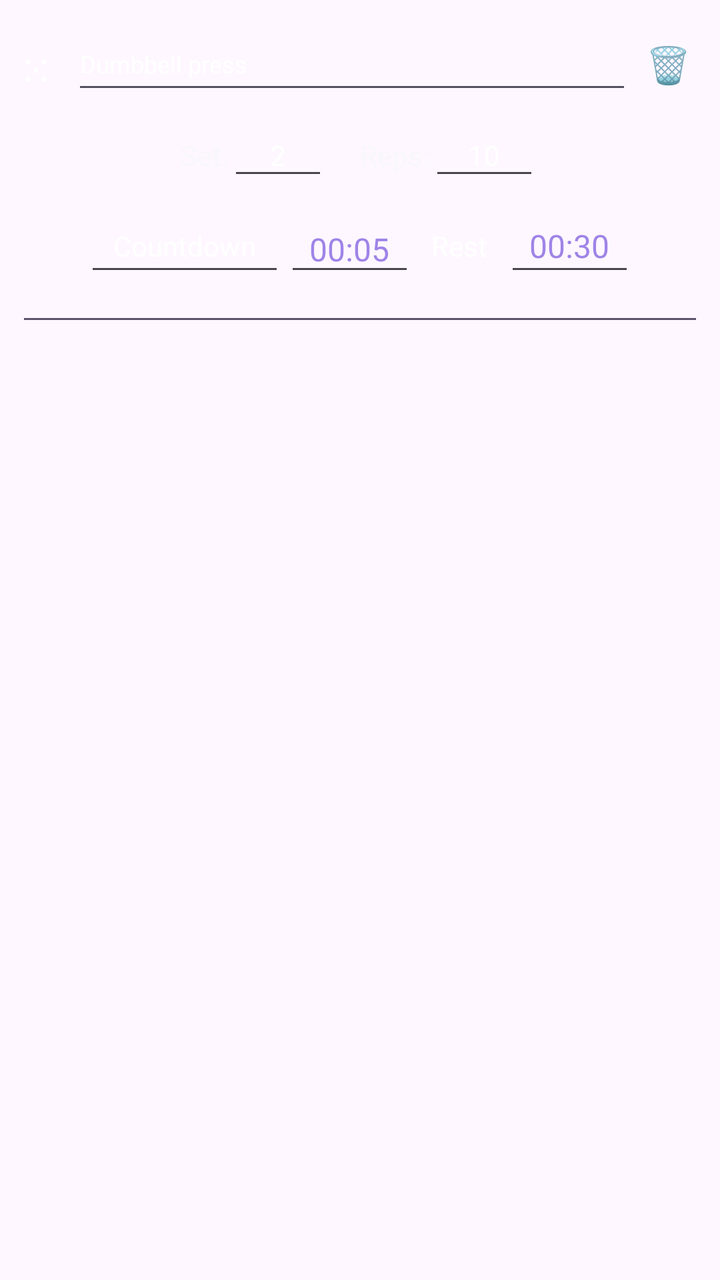
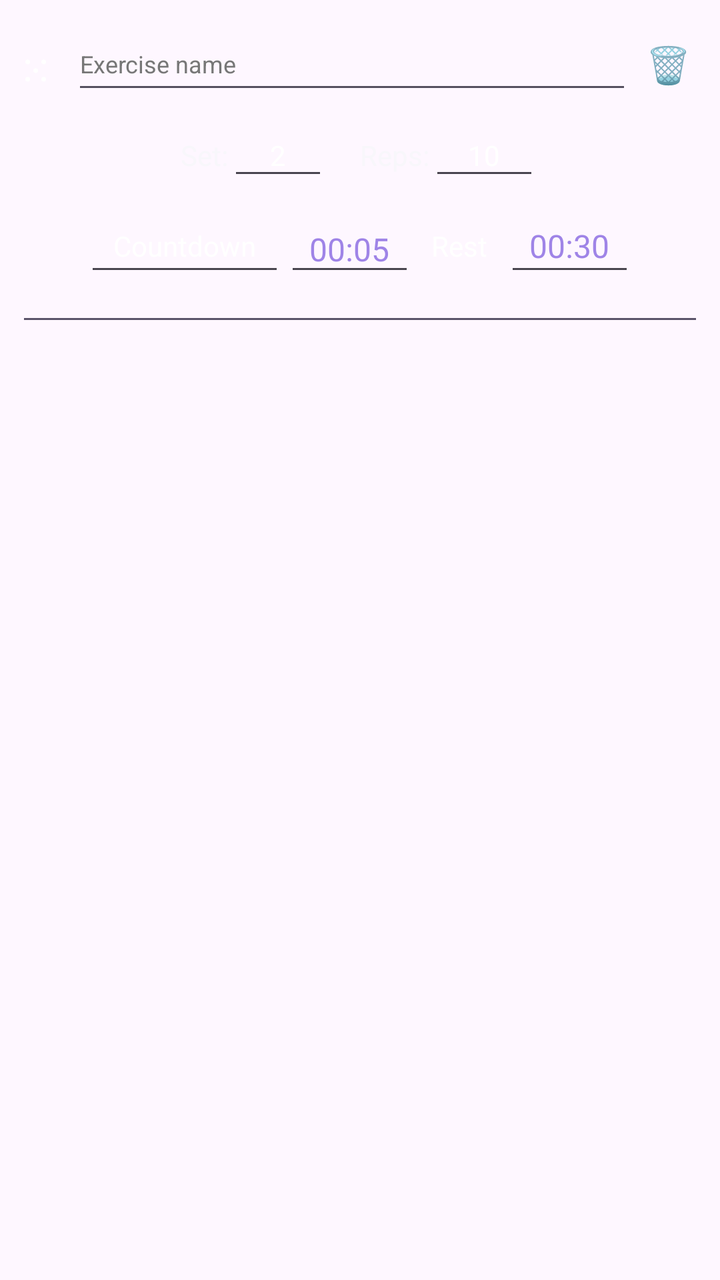

The first picture is an Android layout as it rendered before a commit; the second is the same layout after the commit. The layout source and the unified diff follow.
<!-- AndroidManifest.xml: application theme Theme.DayFlow -->
<!-- res/layout/exercise_item.xml -->
<?xml version="1.0" encoding="utf-8"?>
<androidx.constraintlayout.widget.ConstraintLayout
    xmlns:android="http://schemas.android.com/apk/res/android"
    android:layout_width="match_parent"
    android:layout_height="wrap_content">

    <LinearLayout
        android:layout_width="match_parent"
        android:layout_height="wrap_content"
        android:orientation="vertical"
        android:padding="12dp">

        
        
        <LinearLayout
            android:layout_width="match_parent"
            android:layout_height="wrap_content"
            android:gravity="center_vertical"
            android:orientation="horizontal">

            
            <TextView
                android:id="@+id/dragExercise"
                android:layout_width="24dp"
                android:layout_height="wrap_content"
                android:text="⁙"
                android:textColor="#FFFFFF"
                android:textSize="22sp" />

            
            <EditText
                android:id="@+id/exerciseName"
                android:layout_width="0dp"
                android:layout_height="40dp"
                android:layout_weight="1"
                android:backgroundTint="#55505F"
                android:hint="Exercise name"
                android:inputType="textCapSentences"
                android:padding="4dp"
                android:singleLine="true"
                android:text="Dumbbell press"
                android:textColor="#FFFFFF"
                android:textColorHint="#777777"
                android:textSize="12sp" />

            
            <TextView
                android:id="@+id/deleteTask"
                android:layout_width="28dp"
                android:layout_height="wrap_content"
                android:layout_marginStart="4dp"
                android:gravity="center"
                android:text="🗑"
                android:textSize="18sp" />

        </LinearLayout>

        
        <LinearLayout
            android:layout_width="match_parent"
            android:layout_height="wrap_content"
            android:layout_marginTop="8dp"
            android:gravity="center"
            android:orientation="horizontal">

            <TextView
                android:id="@+id/setLabel"
                android:layout_width="wrap_content"
                android:layout_height="35dp"
                android:gravity="center"
                android:text="Set:"
                android:textColor="#F8F7FB"
                android:textSize="14sp" />

            <AutoCompleteTextView
                android:id="@+id/setInput"
                android:layout_width="50dp"
                android:layout_height="35dp"
                android:gravity="center"
                android:inputType="number"
                android:padding="0dp"
                android:text="2"
                android:textColor="#FFFFFF"
                android:textSize="14sp" />

            <TextView
                android:id="@+id/repsLabel"
                android:layout_width="wrap_content"
                android:layout_height="35dp"
                android:layout_marginStart="16dp"
                android:gravity="center"
                android:text="Reps:"
                android:textColor="#F8F7FB"
                android:textSize="14sp" />

            <AutoCompleteTextView
                android:id="@+id/repsInput"
                android:layout_width="55dp"
                android:layout_height="35dp"
                android:gravity="center"
                android:inputType="text"
                android:padding="0dp"
                android:text="10"
                android:textColor="#FFFFFF"
                android:textSize="14sp" />

        </LinearLayout>

        
        
        <LinearLayout
            android:layout_width="match_parent"
            android:layout_height="wrap_content"
            android:layout_marginTop="8dp"
            android:gravity="center"
            android:orientation="horizontal">

            <AutoCompleteTextView
                android:id="@+id/timerType"
                android:layout_width="100dp"
                android:layout_height="40dp"
                android:gravity="center"
                android:inputType="none"
                android:padding="0dp"
                android:text="Countdown"
                android:textColor="#FFFFFF"
                android:textSize="14sp" />

            <EditText
                android:id="@+id/timerValue"
                android:layout_width="65dp"
                android:layout_height="40dp"
                android:gravity="center"
                android:inputType="text"
                android:singleLine="true"
                android:text="00:05"
                android:textColor="#9F84E7"
                android:textSize="16sp" />

            <TextView
                android:id="@+id/restLabel"
                android:layout_width="45dp"
                android:layout_height="40dp"
                android:gravity="center"
                android:text="Rest"
                android:textColor="#FFFFFF"
                android:textSize="14sp" />

            <EditText
                android:id="@+id/restInput"
                android:layout_width="65dp"
                android:layout_height="40dp"
                android:gravity="center"
                android:inputType="time"
                android:padding="0dp"
                android:text="00:30"
                android:textColor="#9F84E7"
                android:textSize="16sp" />

        </LinearLayout>


        
        <View
            android:layout_width="match_parent"
            android:layout_height="1dp"
            android:layout_marginTop="16dp"
            android:background="#5A536A" />

    </LinearLayout>

</androidx.constraintlayout.widget.ConstraintLayout>
<!-- resources referenced by this layout -->
<resources>
  <style name="Theme.DayFlow" parent="Base.Theme.DayFlow" />
  <style name="Base.Theme.DayFlow" parent="Theme.Material3.DayNight.NoActionBar">
          
          
      </style>
</resources>

<!-- the commit's change to res/layout/exercise_item.xml (unified diff, before → after) -->
@@ -10,7 +10,6 @@
         android:orientation="vertical"
         android:padding="12dp">
 
-        
         
         <LinearLayout
             android:layout_width="match_parent"
@@ -38,7 +37,7 @@
                 android:inputType="textCapSentences"
                 android:padding="4dp"
                 android:singleLine="true"
-                android:text="Dumbbell press"
+                android:text=""
                 android:textColor="#FFFFFF"
                 android:textColorHint="#777777"
                 android:textSize="12sp" />
